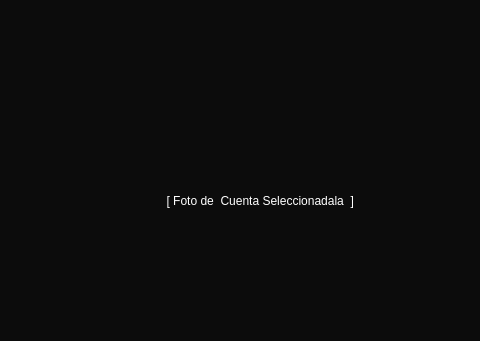
Before: the Qt Designer form Restaurante/Login/Login.ui in camvaz/restaurante-ihc, drawn with Qt 5; both pictures show x 190 to 670 and y 0 to 341 of the 854 by 746 pixel window.
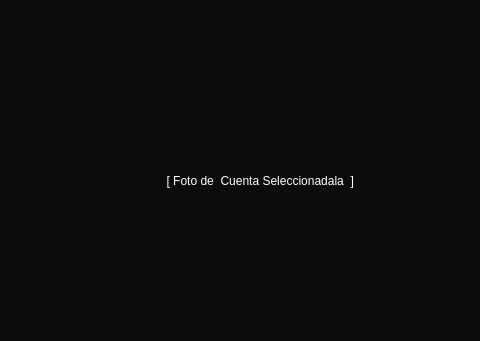
After: the same form once the commit is applied.

```diff
--- a/Restaurante/Login/Login.ui
+++ b/Restaurante/Login/Login.ui
@@ -21,9 +21,9 @@
    <property name="geometry">
     <rect>
      <x>300</x>
-     <y>120</y>
+     <y>80</y>
      <width>261</width>
-     <height>161</height>
+     <height>201</height>
     </rect>
    </property>
    <property name="text">
```
